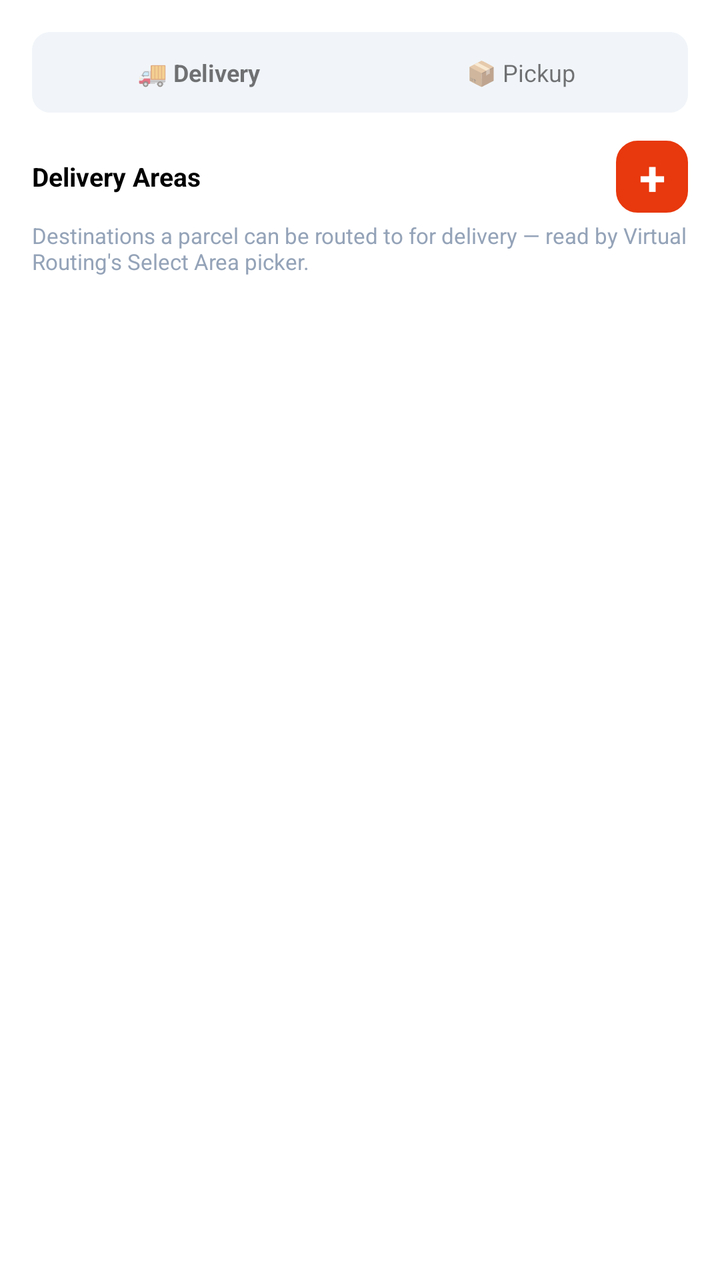
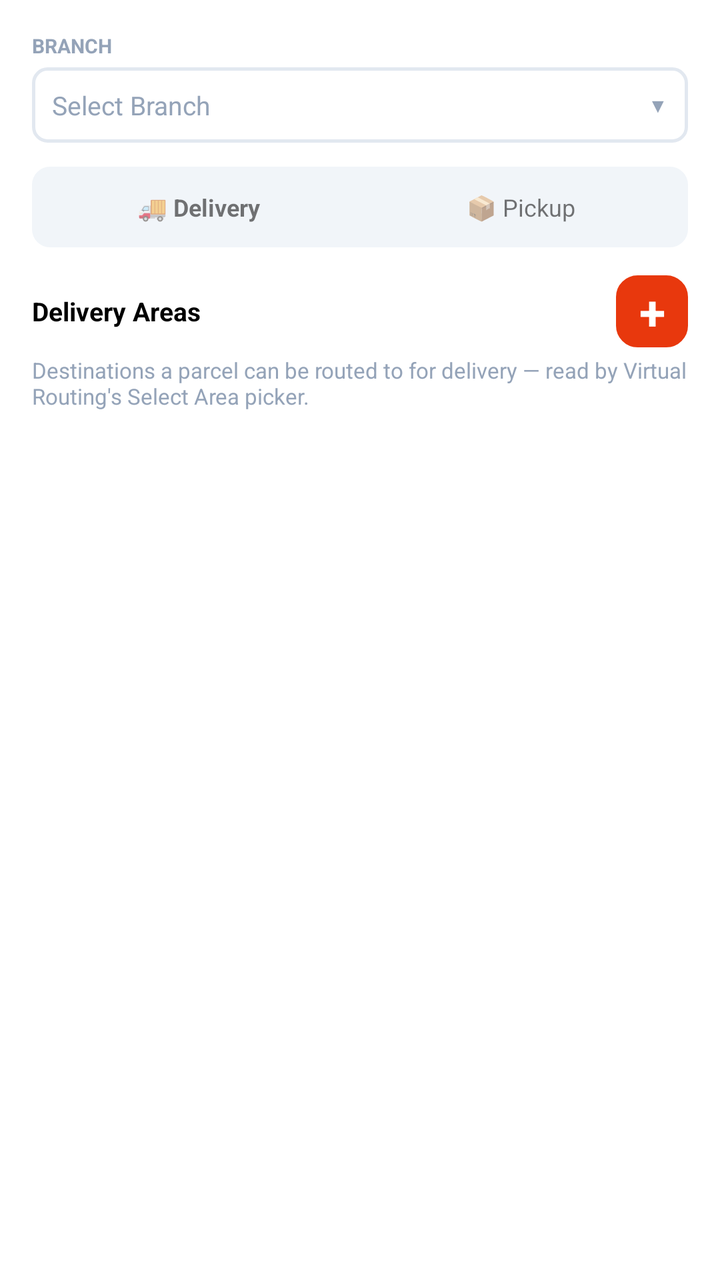

Two renders of the same Android screen: before a commit and after it. Below are the layout's source before the change and the commit's diff.
<!-- AndroidManifest.xml: application theme Theme.DataBridge -->
<!-- res/layout/fragment_config_areas.xml -->
<?xml version="1.0" encoding="utf-8"?>
<FrameLayout xmlns:android="http://schemas.android.com/apk/res/android"
    android:layout_width="match_parent"
    android:layout_height="match_parent">

    <ScrollView
        android:layout_width="match_parent"
        android:layout_height="match_parent"
        android:padding="16dp">

        <LinearLayout
            android:layout_width="match_parent"
            android:layout_height="wrap_content"
            android:orientation="vertical">

        
        <LinearLayout
            android:layout_width="match_parent"
            android:layout_height="wrap_content"
            android:orientation="horizontal"
            android:background="@drawable/bg_area_segment_container"
            android:padding="3dp"
            android:layout_marginBottom="14dp">

            <TextView
                android:id="@+id/tvAreaSegDelivery"
                android:layout_width="0dp"
                android:layout_height="wrap_content"
                android:layout_weight="1"
                android:gravity="center"
                android:text="🚚 Delivery"
                android:textSize="12sp"
                android:textStyle="bold"
                android:clickable="true"
                android:focusable="true"
                android:padding="9dp" />

            <TextView
                android:id="@+id/tvAreaSegPickup"
                android:layout_width="0dp"
                android:layout_height="wrap_content"
                android:layout_weight="1"
                android:gravity="center"
                android:text="📦 Pickup"
                android:textSize="12sp"
                android:clickable="true"
                android:focusable="true"
                android:padding="9dp" />
        </LinearLayout>

        <LinearLayout
            android:layout_width="match_parent"
            android:layout_height="wrap_content"
            android:orientation="horizontal"
            android:gravity="center_vertical"
            android:layout_marginBottom="4dp">

            <TextView
                android:id="@+id/tvAreaListTitle"
                android:layout_width="0dp"
                android:layout_height="wrap_content"
                android:layout_weight="1"
                android:text="Delivery Areas"
                android:textSize="13sp"
                android:textStyle="bold"
                android:textColor="?attr/colorOnSurface" />

            <TextView
                android:id="@+id/btnOpenCreateArea"
                android:layout_width="36dp"
                android:layout_height="36dp"
                android:gravity="center"
                android:text="+"
                android:textSize="24sp"
                android:textStyle="bold"
                android:textColor="@color/theme_bg_card"
                android:backgroundTint="#E8380D"
                android:background="@drawable/bg_card_rounded"
                android:clickable="true"
                android:focusable="true" />
        </LinearLayout>

        <TextView
            android:id="@+id/tvAreaDescription"
            android:layout_width="match_parent"
            android:layout_height="wrap_content"
            android:text="Destinations a parcel can be routed to for delivery — read by Virtual Routing's Select Area picker."
            android:textSize="11sp"
            android:textColor="@color/theme_text_muted"
            android:layout_marginBottom="12dp" />

        <LinearLayout
            android:id="@+id/areaListContainer"
            android:layout_width="match_parent"
            android:layout_height="wrap_content"
            android:orientation="vertical"
            android:layout_marginBottom="16dp" />

        <TextView
            android:id="@+id/tvAreaEmpty"
            android:layout_width="match_parent"
            android:layout_height="wrap_content"
            android:text="No areas found yet, please add one."
            android:gravity="center"
            android:padding="20dp"
            android:textColor="@color/theme_text_muted"
            android:textSize="13sp"
            android:background="@drawable/bg_card_rounded"
            android:visibility="gone"
            android:layout_marginBottom="16dp" />

        <LinearLayout
            android:id="@+id/inlineCreateAreaPanel"
            android:layout_width="match_parent"
            android:layout_height="wrap_content"
            android:orientation="vertical"
            android:background="@drawable/bg_card_rounded"
            android:padding="14dp"
            android:visibility="gone">

            <TextView android:id="@+id/tvCreateAreaTitle" android:layout_width="wrap_content" android:layout_height="wrap_content"
                android:text="+ New Area" android:textSize="12sp" android:textStyle="bold"
                android:textColor="@color/theme_text_primary" android:layout_marginBottom="12dp" />

            <TextView android:layout_width="wrap_content" android:layout_height="wrap_content"
                android:text="AREA ID" android:textSize="10sp" android:textColor="@color/theme_text_muted"
                android:textStyle="bold" android:layout_marginBottom="4dp" />
            <EditText android:id="@+id/etAreaId" android:layout_width="match_parent"
                android:layout_height="wrap_content" android:hint="e.g. ARE-001"
                android:textSize="13sp" android:padding="8dp"
                android:background="@drawable/bg_input_rounded"
                android:inputType="textCapCharacters" android:layout_marginBottom="10dp" />

            <TextView android:layout_width="wrap_content" android:layout_height="wrap_content"
                android:text="AREA NAME" android:textSize="10sp" android:textColor="@color/theme_text_muted"
                android:textStyle="bold" android:layout_marginBottom="4dp" />
            <EditText android:id="@+id/etAreaName" android:layout_width="match_parent"
                android:layout_height="wrap_content" android:hint="e.g. Dhanmondi 27"
                android:textSize="13sp" android:padding="8dp"
                android:background="@drawable/bg_input_rounded"
                android:inputType="textCapWords" android:layout_marginBottom="10dp" />

            <TextView android:id="@+id/tvCreateAreaError" android:layout_width="match_parent"
                android:layout_height="wrap_content" android:textSize="12sp"
                android:textColor="#EF4444" android:visibility="gone" android:layout_marginBottom="8dp" />

            <LinearLayout android:layout_width="match_parent" android:layout_height="wrap_content" android:orientation="horizontal">
                <Button android:id="@+id/btnCancelCreateArea" android:layout_width="0dp" android:layout_weight="1"
                    android:layout_height="40dp" android:text="Cancel"
                    android:textSize="13sp" android:textStyle="bold"
                    android:backgroundTint="#F3F4F6" android:textColor="#374151"
                    android:layout_marginEnd="8dp" />
                <Button android:id="@+id/btnSaveArea" android:layout_width="0dp" android:layout_weight="1"
                    android:layout_height="40dp" android:text="Save"
                    android:textSize="13sp" android:textStyle="bold"
                    android:backgroundTint="#E8380D" android:textColor="@color/theme_bg_card" />
            </LinearLayout>
        </LinearLayout>

        </LinearLayout>
    </ScrollView>

    <LinearLayout
        android:id="@+id/areaBusyOverlay"
        android:layout_width="match_parent"
        android:layout_height="match_parent"
        android:orientation="vertical"
        android:gravity="center"
        android:background="@color/theme_overlay_bg"
        android:clickable="true"
        android:focusable="true"
        android:visibility="gone">

        <ProgressBar
            android:layout_width="44dp"
            android:layout_height="44dp"
            android:indeterminate="true" />

        <TextView
            android:id="@+id/tvAreaBusy"
            android:layout_width="wrap_content"
            android:layout_height="wrap_content"
            android:text="Loading..."
            android:textColor="@color/theme_bg_card"
            android:textSize="13sp"
            android:textStyle="bold"
            android:layout_marginTop="12dp" />
    </LinearLayout>
</FrameLayout>
<!-- resources referenced by this layout -->
<resources>
  <color name="theme_bg_card">#ffffff</color>
  <color name="theme_overlay_bg">#99000000</color>
  <color name="theme_text_muted">#94a3b8</color>
  <color name="theme_text_primary">#0f172a</color>
  <!-- drawable bg_area_segment_container (drawable) -->
  <?xml version="1.0" encoding="utf-8"?>
  <shape xmlns:android="http://schemas.android.com/apk/res/android"
      android:shape="rectangle">
      <solid android:color="@color/theme_bg_inner" />
      <corners android:radius="9dp" />
  </shape>
  <!-- drawable bg_card_rounded (drawable) -->
  <?xml version="1.0" encoding="utf-8"?>
  <shape xmlns:android="http://schemas.android.com/apk/res/android"
      android:shape="rectangle">
      <solid android:color="@color/theme_bg_card" />
      <stroke android:width="1.5dp" android:color="@color/theme_border" />
      <corners android:radius="10dp" />
  </shape>
  <!-- drawable bg_input_rounded (drawable) -->
  <?xml version="1.0" encoding="utf-8"?>
  <shape xmlns:android="http://schemas.android.com/apk/res/android"
      android:shape="rectangle">
      <solid android:color="@color/theme_bg_card" />
      <stroke android:width="1.5dp" android:color="@color/theme_border" />
      <corners android:radius="7dp" />
  </shape>
  <style name="Theme.DataBridge" parent="Theme.MaterialComponents.DayNight.NoActionBar">
      <item name="colorPrimary">#00d4ff</item>
      <item name="colorPrimaryVariant">#16213e</item>
      <item name="colorOnPrimary">#ffffff</item>
      <item name="colorSecondary">#00d4ff</item>
      <item name="android:statusBarColor">#1a1a2e</item>
  </style>
  <color name="theme_bg_inner">#f1f5f9</color>
  <color name="theme_border">#e2e8f0</color>
</resources>

<!-- the commit's change to res/layout/fragment_config_areas.xml (unified diff, before → after) -->
@@ -12,6 +12,39 @@
             android:layout_width="match_parent"
             android:layout_height="wrap_content"
             android:orientation="vertical">
+
+        
+        <TextView android:layout_width="wrap_content" android:layout_height="wrap_content"
+            android:text="BRANCH" android:textSize="10sp" android:textColor="@color/theme_text_muted"
+            android:textStyle="bold" android:layout_marginBottom="4dp" />
+        <LinearLayout
+            android:id="@+id/layoutAreaBranch"
+            android:layout_width="match_parent"
+            android:layout_height="wrap_content"
+            android:orientation="horizontal"
+            android:gravity="center_vertical"
+            android:background="@drawable/bg_input_rounded"
+            android:padding="10dp"
+            android:layout_marginBottom="12dp"
+            android:clickable="true"
+            android:focusable="true">
+
+            <TextView
+                android:id="@+id/tvAreaBranchSelected"
+                android:layout_width="0dp"
+                android:layout_weight="1"
+                android:layout_height="wrap_content"
+                android:text="Select Branch"
+                android:textSize="13sp"
+                android:textColor="@color/theme_text_muted" />
+
+            <TextView
+                android:layout_width="wrap_content"
+                android:layout_height="wrap_content"
+                android:text="▼"
+                android:textSize="10sp"
+                android:textColor="@color/theme_text_muted" />
+        </LinearLayout>
 
         
         <LinearLayout
@@ -136,6 +169,47 @@
                 android:textStyle="bold" android:layout_marginBottom="4dp" />
             <EditText android:id="@+id/etAreaName" android:layout_width="match_parent"
                 android:layout_height="wrap_content" android:hint="e.g. Dhanmondi 27"
+                android:textSize="13sp" android:padding="8dp"
+                android:background="@drawable/bg_input_rounded"
+                android:inputType="textCapWords" android:layout_marginBottom="10dp" />
+
+            <TextView android:layout_width="wrap_content" android:layout_height="wrap_content"
+                android:text="TYPE" android:textSize="10sp" android:textColor="@color/theme_text_muted"
+                android:textStyle="bold" android:layout_marginBottom="4dp" />
+            <LinearLayout
+                android:id="@+id/layoutAreaType"
+                android:layout_width="match_parent"
+                android:layout_height="wrap_content"
+                android:orientation="horizontal"
+                android:gravity="center_vertical"
+                android:background="@drawable/bg_input_rounded"
+                android:padding="10dp"
+                android:layout_marginBottom="10dp"
+                android:clickable="true"
+                android:focusable="true">
+
+                <TextView
+                    android:id="@+id/tvAreaTypeSelected"
+                    android:layout_width="0dp"
+                    android:layout_weight="1"
+                    android:layout_height="wrap_content"
+                    android:text="Both"
+                    android:textSize="13sp"
+                    android:textColor="@color/theme_text_primary" />
+
+                <TextView
+                    android:layout_width="wrap_content"
+                    android:layout_height="wrap_content"
+                    android:text="▼"
+                    android:textSize="10sp"
+                    android:textColor="@color/theme_text_muted" />
+            </LinearLayout>
+
+            <TextView android:layout_width="wrap_content" android:layout_height="wrap_content"
+                android:text="ZONE (OPTIONAL)" android:textSize="10sp" android:textColor="@color/theme_text_muted"
+                android:textStyle="bold" android:layout_marginBottom="4dp" />
+            <EditText android:id="@+id/etAreaZone" android:layout_width="match_parent"
+                android:layout_height="wrap_content" android:hint="e.g. Zone A"
                 android:textSize="13sp" android:padding="8dp"
                 android:background="@drawable/bg_input_rounded"
                 android:inputType="textCapWords" android:layout_marginBottom="10dp" />
